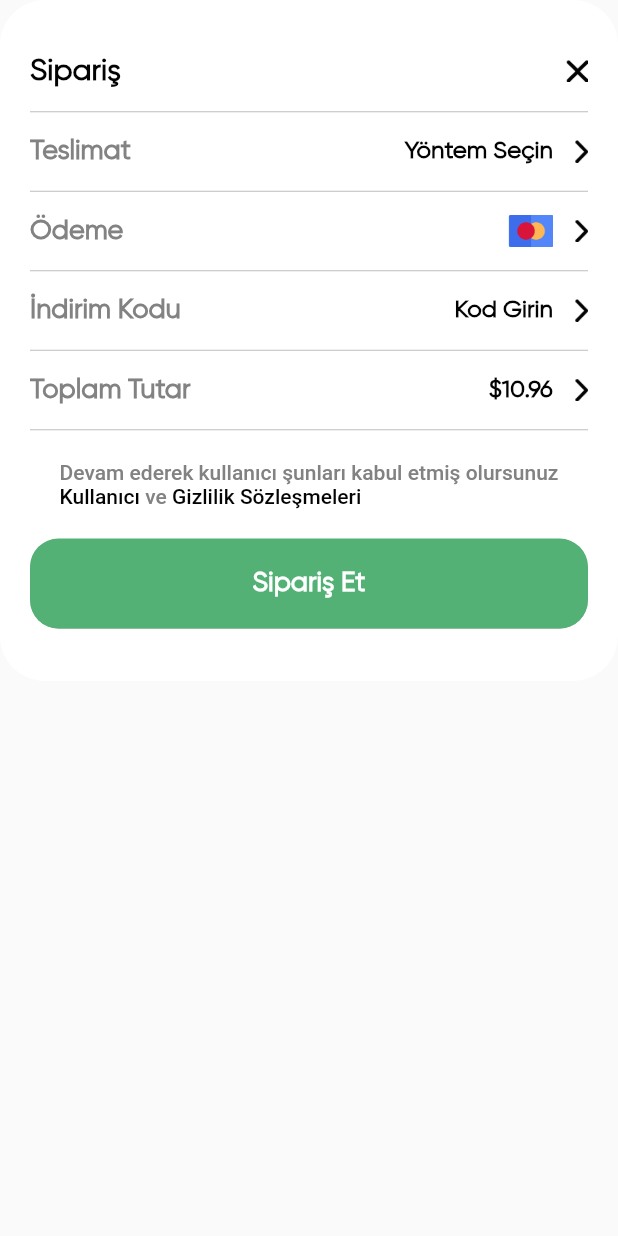
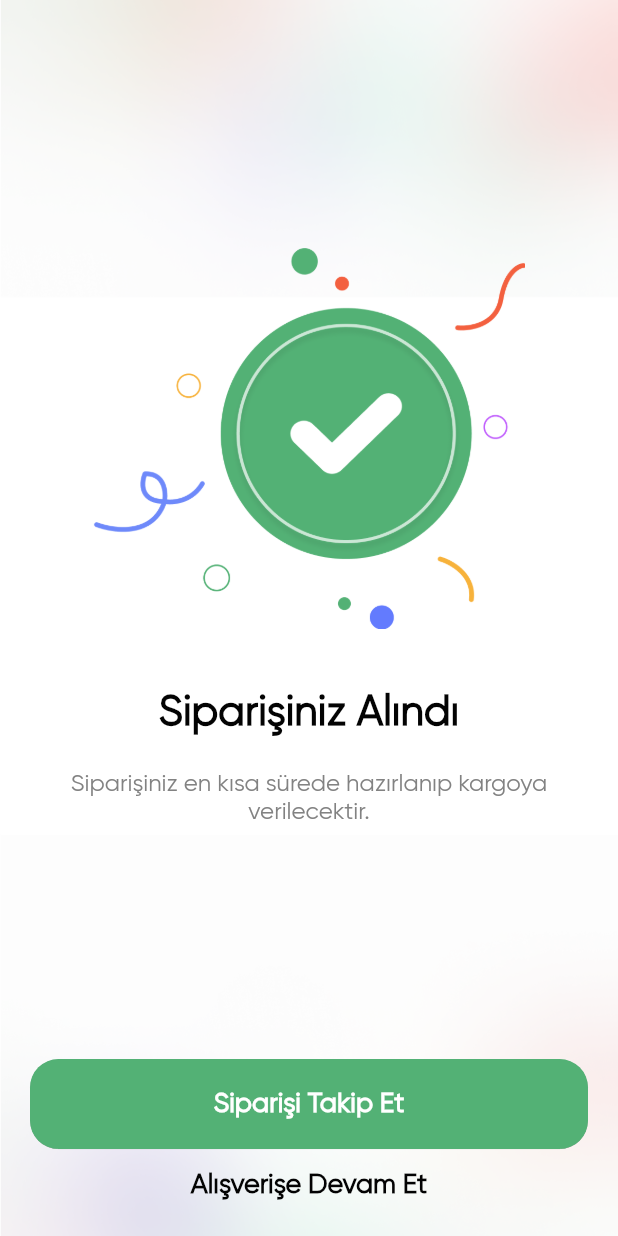
Before and after one commit to yusufakkobak34/flutter_groceries_app, a Flutter app: the CheckoutView widget shown alone on an empty page, opened directly, after a tap on "Sipariş Et", on a phone screen of 412 x 824 dp. Run offline on Flutter 3.47's test engine with Material 2 defaults, Android fonts, the phone set to English and light mode, and no system bars; our stand-ins replace flutter_rating_bar; missing offline and left inert: fl_country_code_picker.

Commit message:
order accept view added.

```diff
--- a/lib/view/my_cart/checkout_view.dart
+++ b/lib/view/my_cart/checkout_view.dart
@@ -2,6 +2,7 @@ import 'package:flutter/material.dart';
 import 'package:flutter_groceries_app/common/color/color_extension.dart';
 import 'package:flutter_groceries_app/common_widgets/checkout_row.dart';
 import 'package:flutter_groceries_app/common_widgets/round_button.dart';
+import 'package:flutter_groceries_app/view/my_cart/order_accept_view.dart';
 
 class CheckoutView extends StatefulWidget {
   const CheckoutView({super.key});
@@ -144,7 +145,12 @@ class _CheckoutViewState extends State<CheckoutView> {
           ),
           RoundButton(
             title: "Sipariş Et",
-            onPressed: () {},
+            onPressed: () {
+              Navigator.push(
+                  context,
+                  MaterialPageRoute(
+                      builder: (context) => const OrderAcceptView()));
+            },
           ),
           const SizedBox(
             height: 15,
--- /dev/null
+++ b/lib/view/my_cart/order_accept_view.dart
@@ -0,0 +1,87 @@
+import 'package:flutter/material.dart';
+import 'package:flutter_groceries_app/common/color/color_extension.dart';
+import 'package:flutter_groceries_app/common_widgets/round_button.dart';
+
+class OrderAcceptView extends StatefulWidget {
+  const OrderAcceptView({super.key});
+
+  @override
+  State<OrderAcceptView> createState() => _OrderAcceptViewState();
+}
+
+class _OrderAcceptViewState extends State<OrderAcceptView> {
+  @override
+  Widget build(BuildContext context) {
+    var media = MediaQuery.sizeOf(context);
+    return Scaffold(
+      backgroundColor: Colors.white,
+      body: Stack(
+        children: [
+          Image.asset(
+            "assets/img/bottom_bg.png",
+            width: media.width,
+            height: media.height,
+            fit: BoxFit.cover,
+          ),
+          SafeArea(
+            child: Padding(
+              padding: const EdgeInsets.symmetric(horizontal: 20, vertical: 10),
+              child: Column(
+                children: [
+                  const Spacer(),
+                  Image.asset(
+                    "assets/img/order_accpeted.png",
+                    width: media.width * 0.7,
+                  ),
+                  const SizedBox(
+                    height: 40,
+                  ),
+                  Text(
+                    "Siparişiniz Alındı",
+                    textAlign: TextAlign.center,
+                    style: TextStyle(
+                      color: TColor.primaryText,
+                      fontSize: 28,
+                      fontWeight: FontWeight.w600,
+                    ),
+                  ),
+                  const SizedBox(
+                    height: 20,
+                  ),
+                  Text(
+                    "Siparişiniz en kısa sürede hazırlanıp kargoya verilecektir.",
+                    textAlign: TextAlign.center,
+                    style: TextStyle(
+                      color: TColor.secondaryText,
+                      fontSize: 16,
+                      fontWeight: FontWeight.w500,
+                    ),
+                  ),
+                  const Spacer(),
+                  RoundButton(
+                    title: "Siparişi Takip Et",
+                    onPressed: () {},
+                  ),
+                  TextButton(
+                    onPressed: () {
+                      Navigator.pop(context);
+                    },
+                    child: Text(
+                      "Alışverişe Devam Et",
+                      textAlign: TextAlign.left,
+                      style: TextStyle(
+                        color: TColor.primaryText,
+                        fontSize: 18,
+                        fontWeight: FontWeight.w600,
+                      ),
+                    ),
+                  )
+                ],
+              ),
+            ),
+          )
+        ],
+      ),
+    );
+  }
+}
```
